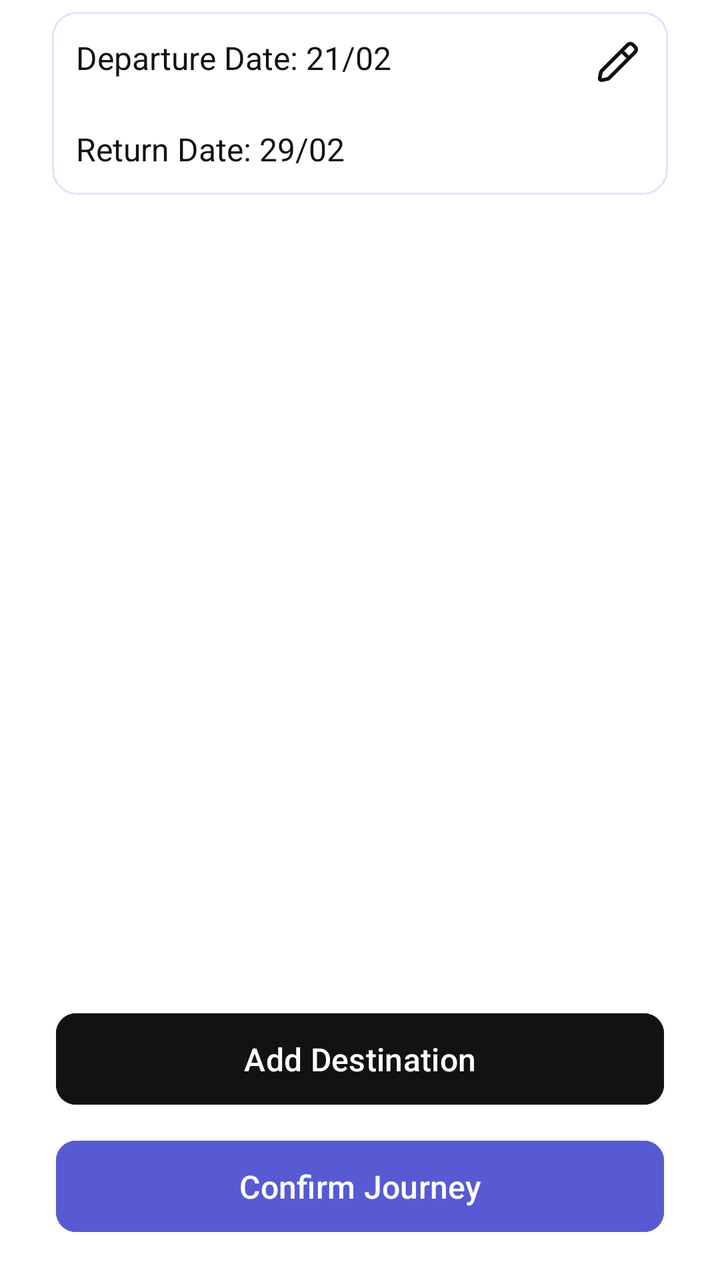
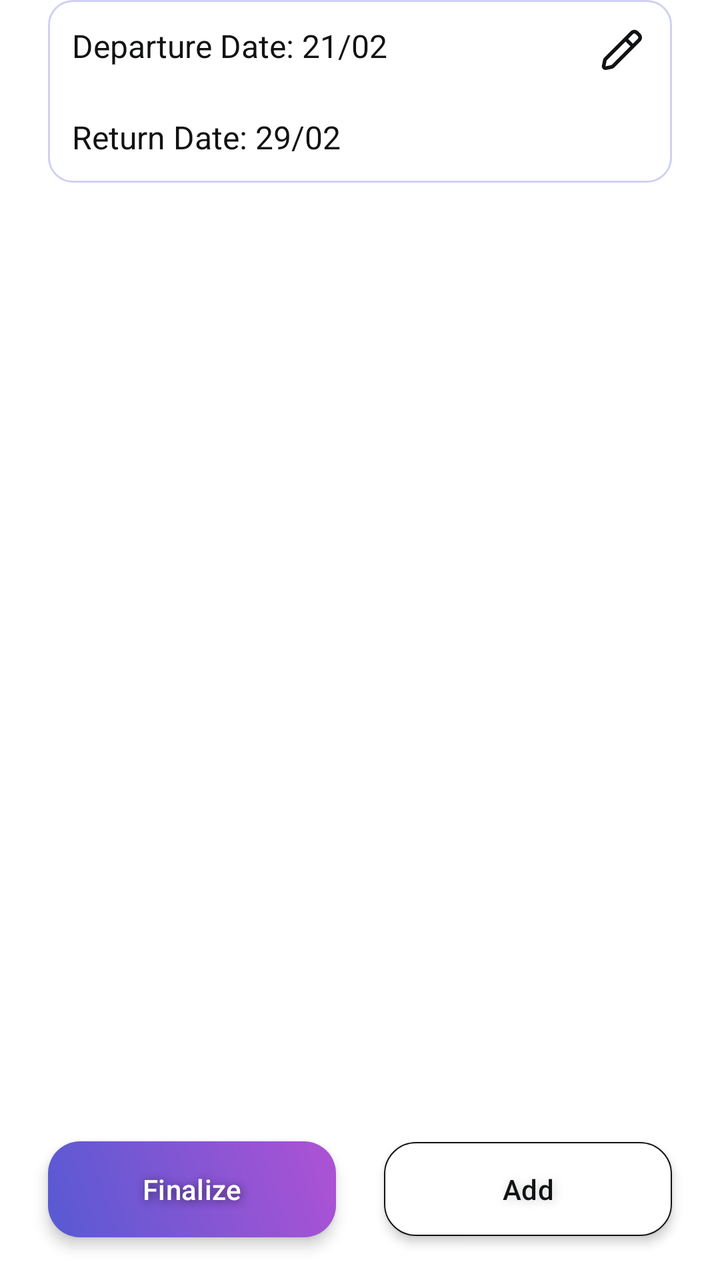

Compare the two renders of this Android layout. The source of the first and the diff that turns it into the second are given below.
<!-- AndroidManifest.xml: application theme Theme.SpaceAdvisor -->
<!-- res/layout/fragment_trip.xml -->
<?xml version="1.0" encoding="utf-8"?>
<LinearLayout xmlns:android="http://schemas.android.com/apk/res/android"
    xmlns:app="http://schemas.android.com/apk/res-auto"
    xmlns:tools="http://schemas.android.com/tools"
    android:layout_width="match_parent"
    android:layout_height="match_parent"
    android:background="@color/background"
    android:orientation="vertical"
    android:paddingHorizontal="20dp"
    android:paddingTop="6dp"
    android:paddingBottom="20dp">

    <RelativeLayout
        android:layout_width="match_parent"
        android:layout_height="wrap_content"
        android:layout_marginHorizontal="6dp"
        android:background="@drawable/custom_text_transparent_background_purple_stroke">

        <LinearLayout
            android:id="@+id/departure_date_container"
            android:layout_width="match_parent"
            android:layout_height="wrap_content"
            android:gravity="center_vertical"
            android:orientation="horizontal"
            android:paddingHorizontal="12dp"
            android:paddingVertical="12dp">

            <TextView
                android:layout_width="wrap_content"
                android:layout_height="wrap_content"
                android:text="Departure Date: "
                android:textColor="@color/subtitle"
                android:textSize="16sp" />

            <TextView
                android:id="@+id/trip_departure_date_text"
                android:layout_width="wrap_content"
                android:layout_height="wrap_content"
                android:text="21/02"
                android:textColor="@color/subtitle"
                android:textSize="16sp" />
        </LinearLayout>

        <LinearLayout
            android:id="@+id/return_date_container"
            android:layout_width="match_parent"
            android:layout_height="wrap_content"
            android:layout_below="@+id/departure_date_container"
            android:layout_centerVertical="true"
            android:gravity="center_vertical"
            android:orientation="horizontal"
            android:paddingHorizontal="12dp"
            android:paddingVertical="12dp">

            <TextView
                android:layout_width="wrap_content"
                android:layout_height="wrap_content"
                android:text="Return Date: "
                android:textColor="@color/subtitle"
                android:textSize="16sp" />

            <TextView
                android:id="@+id/trip_return_date_text"
                android:layout_width="wrap_content"
                android:layout_height="wrap_content"
                android:text="29/02"
                android:textColor="@color/subtitle"
                android:textSize="16sp" />
        </LinearLayout>


        <com.google.android.material.button.MaterialButton
            android:id="@+id/edit_btn"
            style="@style/Widget.Material3.Button.IconButton"
            android:layout_width="wrap_content"
            android:layout_height="wrap_content"
            android:layout_alignParentEnd="true"
            android:backgroundTint="@color/transparent"
            app:icon="@drawable/ic_edit"
            app:iconSize="22dp"
            app:iconTint="@color/icon" />
    </RelativeLayout>

    <FrameLayout
        android:layout_width="match_parent"
        android:layout_height="0dp"
        android:layout_weight="1">

        
        <androidx.recyclerview.widget.RecyclerView
            android:id="@+id/itinerary_recycler_view"
            android:layout_width="match_parent"
            android:layout_height="match_parent"
            android:layout_marginTop="12dp"
            tools:listitem="@layout/item_trip_destination" />

        
        <LinearLayout
            android:id="@+id/trip_empty_state"
            android:layout_width="match_parent"
            android:layout_height="match_parent"
            android:gravity="center"
            android:orientation="vertical"
            android:padding="24dp"
            android:visibility="gone">

            <ImageView
                android:layout_width="100dp"
                android:layout_height="100dp"
                android:layout_marginTop="-60dp"
                android:alpha="0.4"
                android:src="@drawable/ic_galaxy"
                app:tint="@color/icon" />

            <TextView
                android:layout_width="wrap_content"
                android:layout_height="wrap_content"
                android:layout_marginTop="20dp"
                android:gravity="center"
                android:text="No stops planned yet"
                android:textColor="@color/title"
                android:textSize="18sp"
                android:textStyle="bold" />

            <TextView
                android:layout_width="wrap_content"
                android:layout_height="wrap_content"
                android:layout_marginTop="8dp"
                android:gravity="center"
                android:text="Your itinerary is looking a bit empty. \nReady to add some star systems to your route?"
                android:textColor="@color/body"
                android:textSize="14sp" />

            <com.google.android.material.button.MaterialButton
                android:id="@+id/empty_add_destination_btn"
                style="@style/Widget.Material3.Button.TonalButton"
                android:layout_width="wrap_content"
                android:layout_height="wrap_content"
                android:layout_marginTop="24dp"
                android:paddingHorizontal="24dp"
                android:text="Explore Destinations"
                android:textColor="@color/title"
                android:textSize="14sp"
                app:backgroundTint="?attr/customColorPrimary"
                app:cornerRadius="10dp"
                app:icon="@drawable/ic_explore"
                app:iconSize="18dp"
                app:iconTint="@color/on_primary" />

        </LinearLayout>

    </FrameLayout>

    <LinearLayout
        android:id="@+id/btn_container"
        android:layout_width="match_parent"
        android:layout_height="wrap_content"
        android:layout_marginHorizontal="8dp"
        android:orientation="vertical">

        <com.google.android.material.button.MaterialButton
            android:id="@+id/add_destination_btn"
            android:layout_width="match_parent"
            android:layout_height="wrap_content"
            android:layout_marginTop="10dp"
            android:backgroundTint="@color/secondary_filled_btn"
            android:paddingVertical="12dp"
            android:text="Add Destination"
            android:textColor="@color/on_secondary_filled_btn"
            android:textSize="16sp"
            app:cornerRadius="10dp" />


        <com.google.android.material.button.MaterialButton
            android:id="@+id/confirm_trip_btn"
            android:layout_width="match_parent"
            android:layout_height="wrap_content"
            android:layout_marginTop="10dp"
            android:backgroundTint="?attr/customColorPrimary"
            android:paddingVertical="12dp"
            android:text="Confirm Journey"
            android:textColor="@color/on_primary"
            android:textSize="16sp"
            app:cornerRadius="10dp" />
    </LinearLayout>

</LinearLayout>
<!-- res/layout/item_trip_destination.xml (included above) -->
<?xml version="1.0" encoding="utf-8"?>
<androidx.constraintlayout.widget.ConstraintLayout xmlns:android="http://schemas.android.com/apk/res/android"
    xmlns:app="http://schemas.android.com/apk/res-auto"
    android:layout_width="match_parent"
    android:layout_height="wrap_content">

    
    
    
    
    
    
    
    
    

    
    
    
    
    
    
    
    
    

    <com.google.android.material.card.MaterialCardView
        android:id="@+id/delete_background"
        android:layout_width="0dp"
        android:layout_height="0dp"
        android:layout_margin="6dp"
        android:backgroundTint="@color/alert"
        app:cardCornerRadius="18dp"
        app:layout_constraintBottom_toBottomOf="@id/card_container"
        app:layout_constraintEnd_toEndOf="@id/card_container"
        app:layout_constraintStart_toStartOf="@id/card_container"
        app:layout_constraintTop_toTopOf="@id/card_container">

        <ImageView
            android:layout_width="24dp"
            android:layout_height="24dp"
            android:layout_gravity="center_vertical|end"
            android:layout_marginEnd="20dp"
            android:src="@drawable/ic_trash"
            app:tint="@color/on_alert" />
    </com.google.android.material.card.MaterialCardView>

    <com.google.android.material.card.MaterialCardView
        android:id="@+id/trip_dest_image_card"
        android:layout_width="80dp"
        android:layout_height="80dp"
        android:layout_marginStart="10dp"
        android:backgroundTint="@color/transparent"
        app:layout_constraintBottom_toBottomOf="parent"
        app:layout_constraintEnd_toStartOf="@id/card_container"
        app:layout_constraintStart_toStartOf="parent"
        app:layout_constraintTop_toTopOf="parent"
        app:strokeWidth="0dp">

        <ImageView
            android:id="@+id/trip_destination_image"
            android:layout_width="match_parent"
            android:layout_height="match_parent"
            android:clickable="true"
            android:focusable="true"
            android:scaleType="centerCrop"
            android:src="@drawable/pic_profile" />

    </com.google.android.material.card.MaterialCardView>

    <com.google.android.material.card.MaterialCardView
        android:id="@+id/card_container"
        android:layout_width="0dp"
        android:layout_height="wrap_content"
        android:layout_marginHorizontal="12dp"
        android:layout_marginVertical="20dp"
        android:backgroundTint="@color/background"
        app:cardCornerRadius="18dp"
        app:cardElevation="8dp"
        app:layout_constraintBottom_toBottomOf="parent"
        app:layout_constraintEnd_toEndOf="parent"
        app:layout_constraintStart_toEndOf="@id/trip_dest_image_card"
        app:layout_constraintTop_toTopOf="parent"
        app:strokeColor="?attr/customColorPrimaryGlow">

        <androidx.appcompat.widget.LinearLayoutCompat
            android:layout_width="match_parent"
            android:layout_height="wrap_content"
            android:orientation="horizontal">

            <LinearLayout
                android:layout_width="match_parent"
                android:layout_height="wrap_content"
                android:layout_marginHorizontal="12dp"
                android:layout_marginVertical="10dp"
                android:orientation="vertical">

                <TextView
                    android:id="@+id/trip_destination_title"
                    android:layout_width="match_parent"
                    android:layout_height="wrap_content"
                    android:text="Title"
                    android:textColor="@color/title"
                    android:textSize="16sp"
                    android:textStyle="bold" />

                <TextView
                    android:id="@+id/trip_destination_subtitle"
                    android:layout_width="match_parent"
                    android:layout_height="wrap_content"
                    android:layout_marginVertical="4dp"
                    android:text="Subtitle"
                    android:textColor="@color/subtitle"
                    android:textSize="12sp" />

                
                
                
                
                

                
                
                
                
                
                

                
                
                
                
                
                
                
                
                
                

                
                
                
                
                
                
                
                
                

                

                <LinearLayout
                    android:layout_width="wrap_content"
                    android:layout_height="wrap_content"
                    android:layout_marginTop="4dp"
                    android:gravity="center_vertical"
                    android:orientation="horizontal">

                    <ImageView
                        android:layout_width="16dp"
                        android:layout_height="16dp"
                        android:src="@drawable/ic_rating_star_filled"
                        app:tint="?attr/customColorPrimary" />

                    <TextView
                        android:id="@+id/trip_destination_rating"
                        android:layout_width="wrap_content"
                        android:layout_height="wrap_content"
                        android:text="4.5"
                        android:textColor="@color/subtitle"
                        android:textSize="10sp" />

                    <View
                        android:layout_width="20dp"
                        android:layout_height="20dp" />

                    <LinearLayout
                        android:id="@+id/trip_dest_difficulty_container"
                        android:layout_width="wrap_content"
                        android:layout_height="wrap_content"
                        android:layout_gravity="center_vertical"
                        android:gravity="start"
                        android:orientation="horizontal"
                        android:padding="4dp">

                    </LinearLayout>
                </LinearLayout>

            </LinearLayout>

        </androidx.appcompat.widget.LinearLayoutCompat>

    </com.google.android.material.card.MaterialCardView>

</androidx.constraintlayout.widget.ConstraintLayout>
<!-- resources referenced by this layout -->
<resources>
  <color name="alert">@color/red_muted</color>
  <color name="background">@color/white</color>
  <color name="body">@color/gray_dark</color>
  <color name="icon">@color/secondary</color>
  <color name="on_alert">@color/white</color>
  <color name="on_primary">@color/white</color>
  <color name="on_secondary_filled_btn">@color/background</color>
  <color name="secondary_filled_btn">@color/secondary</color>
  <color name="subtitle">@color/secondary</color>
  <color name="title">@color/secondary</color>
  <color name="transparent">#00000000</color>
  <!-- drawable custom_text_transparent_background_purple_stroke (drawable) -->
  <?xml version="1.0" encoding="utf-8"?>
  <layer-list xmlns:android="http://schemas.android.com/apk/res/android">
      <item android:id="@android:id/background">
          <shape>
              <corners android:radius="12dp" />
              <solid android:color="@color/transparent" />
              <stroke
                  android:width="1dp"
                  android:color="?attr/customColorPrimaryFaded" />
          </shape>
      </item>
  </layer-list>
  <!-- drawable ic_galaxy: vector/xml drawable (drawable, 8971 chars, omitted) -->
  <style name="Theme.SpaceAdvisor" parent="Base.Theme.SpaceAdvisor">
          <item name="colorPrimary">@color/primary</item>
          <item name="customColorPrimary">@color/primary</item>
          <item name="customColorPrimaryGlow">@color/primary_glow</item>
          <item name="customColorPrimaryFaded">@color/primary_faded</item>
          <item name="customColorPrimaryLight">@color/primary_light</item>
          <item name="customColorPrimaryVariant">@color/primary_variant</item>
          <item name="customColorPrimaryVariantFaded">@color/primary_variant_faded</item>
      </style>
  <color name="red_muted">#B3261E</color>
  <color name="white">#FFFFFFFF</color>
  <color name="gray_dark">#757575</color>
  <color name="secondary">@color/deep_black</color>
  <style name="Base.Theme.SpaceAdvisor" parent="Theme.Material3.DayNight.NoActionBar">
          <item name="colorPrimary">@color/primary</item>
      </style>
  <color name="primary">@color/space_purple</color>
  <color name="primary_glow">@color/space_purple_glow</color>
  <color name="primary_faded">@color/space_purple_faded</color>
  <color name="primary_light">@color/space_purple_light</color>
  <color name="primary_variant">@color/space_pink</color>
  <color name="primary_variant_faded">@color/space_pink_faded</color>
  <color name="deep_black">#111213</color>
  <color name="space_purple">#575AD3</color>
  <color name="space_purple_glow">#48575AD3</color>
  <color name="space_purple_faded">#50A0A0FF</color>
  <color name="space_purple_light">#A0A0FF</color>
  <color name="space_pink">#AE52D4</color>
  <color name="space_pink_faded">#20AE52D4</color>
  <!-- unchanged entries left out for length: 5 -->
</resources>

<!-- the commit's change to res/layout/fragment_trip.xml (unified diff, before → after) -->
@@ -4,17 +4,15 @@
     xmlns:tools="http://schemas.android.com/tools"
     android:layout_width="match_parent"
     android:layout_height="match_parent"
+    android:layout_marginVertical="24dp"
     android:background="@color/background"
-    android:orientation="vertical"
-    android:paddingHorizontal="20dp"
-    android:paddingTop="6dp"
-    android:paddingBottom="20dp">
+    android:orientation="vertical">
 
     <RelativeLayout
         android:layout_width="match_parent"
         android:layout_height="wrap_content"
-        android:layout_marginHorizontal="6dp"
-        android:background="@drawable/custom_text_transparent_background_purple_stroke">
+        android:layout_marginHorizontal="24dp"
+        android:background="@drawable/bg_transparent_stroke_primary">
 
         <LinearLayout
             android:id="@+id/departure_date_container"
@@ -84,6 +82,7 @@
     <FrameLayout
         android:layout_width="match_parent"
         android:layout_height="0dp"
+        android:layout_marginHorizontal="12dp"
         android:layout_weight="1">
 
         
@@ -92,6 +91,7 @@
             android:layout_width="match_parent"
             android:layout_height="match_parent"
             android:layout_marginTop="12dp"
+            android:visibility="visible"
             tools:listitem="@layout/item_trip_destination" />
 
         
@@ -109,7 +109,7 @@
                 android:layout_height="100dp"
                 android:layout_marginTop="-60dp"
                 android:alpha="0.4"
-                android:src="@drawable/ic_galaxy"
+                android:src="@drawable/ic_rocket"
                 app:tint="@color/icon" />
 
             <TextView
@@ -133,17 +133,25 @@
 
             <com.google.android.material.button.MaterialButton
                 android:id="@+id/empty_add_destination_btn"
-                style="@style/Widget.Material3.Button.TonalButton"
-                android:layout_width="wrap_content"
-                android:layout_height="wrap_content"
+                style="@style/Widget.Material3.Button.IconButton"
+                android:layout_width="wrap_content"
+                android:layout_height="wrap_content"
+                android:layout_marginHorizontal="12dp"
                 android:layout_marginTop="24dp"
+                android:background="@drawable/bg_gradient"
+                android:elevation="4dp"
                 android:paddingHorizontal="24dp"
-                android:text="Explore Destinations"
-                android:textColor="@color/title"
+                android:shadowColor="@color/transparent_black_60"
+                android:shadowDx="2"
+                android:shadowDy="2"
+                android:shadowRadius="10"
+                android:text="Plan My First Trip"
+                android:textColor="@color/on_primary"
                 android:textSize="14sp"
-                app:backgroundTint="?attr/customColorPrimary"
-                app:cornerRadius="10dp"
+                app:backgroundTint="@null"
+                app:cornerRadius="12dp"
                 app:icon="@drawable/ic_explore"
+                app:iconPadding="12dp"
                 app:iconSize="18dp"
                 app:iconTint="@color/on_primary" />
 
@@ -155,33 +163,52 @@
         android:id="@+id/btn_container"
         android:layout_width="match_parent"
         android:layout_height="wrap_content"
-        android:layout_marginHorizontal="8dp"
-        android:orientation="vertical">
+        android:layout_marginHorizontal="12dp"
+        android:layout_marginTop="24dp"
+        android:orientation="horizontal">
+
+        <com.google.android.material.button.MaterialButton
+            android:id="@+id/finalize_btn_trip_item"
+            style="@style/Widget.Material3.Button.TextButton"
+            android:layout_width="0dp"
+            android:layout_height="wrap_content"
+            android:layout_marginHorizontal="12dp"
+            android:layout_marginVertical="18dp"
+            android:layout_weight="1"
+            android:background="@drawable/bg_gradient"
+            android:elevation="4dp"
+            android:shadowColor="@color/transparent_black_60"
+            android:shadowDx="2"
+            android:shadowDy="2"
+            android:shadowRadius="10"
+            android:text="Finalize"
+            android:textColor="@color/on_primary"
+            android:textSize="14sp"
+            app:backgroundTint="@null"
+            app:cornerRadius="16dp" />
 
         <com.google.android.material.button.MaterialButton
             android:id="@+id/add_destination_btn"
-            android:layout_width="match_parent"
-            android:layout_height="wrap_content"
-            android:layout_marginTop="10dp"
-            android:backgroundTint="@color/secondary_filled_btn"
-            android:paddingVertical="12dp"
-            android:text="Add Destination"
-            android:textColor="@color/on_secondary_filled_btn"
-            android:textSize="16sp"
-            app:cornerRadius="10dp" />
-
-
-        <com.google.android.material.button.MaterialButton
-            android:id="@+id/confirm_trip_btn"
-            android:layout_width="match_parent"
-            android:layout_height="wrap_content"
-            android:layout_marginTop="10dp"
-            android:backgroundTint="?attr/customColorPrimary"
-            android:paddingVertical="12dp"
-            android:text="Confirm Journey"
-            android:textColor="@color/on_primary"
-            android:textSize="16sp"
-            app:cornerRadius="10dp" />
+            style="@style/Widget.Material3.Button.TextButton"
+            android:layout_width="0dp"
+            android:layout_height="wrap_content"
+            android:layout_marginHorizontal="12dp"
+            android:layout_marginVertical="18dp"
+            android:layout_weight="1"
+            android:backgroundTint="@color/background"
+            android:elevation="3dp"
+            android:paddingVertical="14dp"
+            android:shadowColor="@color/transparent_black_20"
+            android:shadowDx="2"
+            android:shadowDy="2"
+            android:shadowRadius="12"
+            android:text="Add"
+            android:textColor="@color/secondary_outlined_btn"
+            android:textSize="14sp"
+            app:cornerRadius="16dp"
+            app:strokeColor="@color/secondary_outlined_btn"
+            app:strokeWidth="0.8dp" />
+
     </LinearLayout>
 
 </LinearLayout>
@@ -269,7 +296,7 @@
         app:layout_constraintEnd_toEndOf="parent"
         app:layout_constraintStart_toEndOf="@id/trip_dest_image_card"
         app:layout_constraintTop_toTopOf="parent"
-        app:strokeColor="?attr/customColorPrimaryGlow">
+        app:strokeColor="?attr/customColorPrimaryFaded">
 
         <androidx.appcompat.widget.LinearLayoutCompat
             android:layout_width="match_parent"
<!-- resource entries referenced after the edit -->
@@ -1,57 +1,75 @@
 <!-- resources referenced by this layout -->
 <resources>
-  <color name="alert">@color/red_muted</color>
+  <color name="alert">@color/space_red</color>
   <color name="background">@color/white</color>
   <color name="body">@color/gray_dark</color>
   <color name="icon">@color/secondary</color>
   <color name="on_alert">@color/white</color>
   <color name="on_primary">@color/white</color>
-  <color name="on_secondary_filled_btn">@color/background</color>
-  <color name="secondary_filled_btn">@color/secondary</color>
+  <color name="secondary_outlined_btn">@color/secondary</color>
   <color name="subtitle">@color/secondary</color>
   <color name="title">@color/secondary</color>
   <color name="transparent">#00000000</color>
-  <!-- drawable custom_text_transparent_background_purple_stroke (drawable) -->
+  <color name="transparent_black_20">#33111213</color>
+  <color name="transparent_black_60">#9A111213</color>
+  <!-- drawable bg_gradient (drawable) -->
   <?xml version="1.0" encoding="utf-8"?>
-  <layer-list xmlns:android="http://schemas.android.com/apk/res/android">
-      <item android:id="@android:id/background">
-          <shape>
-              <corners android:radius="12dp" />
-              <solid android:color="@color/transparent" />
-              <stroke
-                  android:width="1dp"
-                  android:color="?attr/customColorPrimaryFaded" />
-          </shape>
-      </item>
-  </layer-list>
-  <!-- drawable ic_galaxy: vector/xml drawable (drawable, 8971 chars, omitted) -->
+  <shape xmlns:android="http://schemas.android.com/apk/res/android"
+      android:shape="rectangle">
+      <corners android:radius="16dp" />
+      <gradient
+          android:angle="45"
+          android:endColor="?attr/customColorPrimaryVariant"
+          android:startColor="?attr/customColorPrimary"
+          android:type="linear" />
+  
+  </shape>
+  <!-- drawable bg_transparent_stroke_primary (drawable) -->
+  <?xml version="1.0" encoding="utf-8"?>
+  <shape xmlns:android="http://schemas.android.com/apk/res/android"
+      android:shape="rectangle">
+      <corners android:radius="12dp" />
+      <solid android:color="@color/transparent" />
+      <stroke
+          android:width="1dp"
+          android:color="?attr/customColorPrimaryFaded" />
+  </shape>
+  <!-- drawable ic_rocket (drawable) -->
+  <?xml version="1.0" encoding="utf-8"?>
+  <vector xmlns:android="http://schemas.android.com/apk/res/android"
+      android:width="24dp"
+      android:height="24dp"
+      android:viewportWidth="24"
+      android:viewportHeight="24">
+  
+      <path
+          android:pathData="M12 14.9998L9 11.9998M12 14.9998C13.3968 14.4685 14.7369 13.7985 16 12.9998M12 14.9998V19.9998C12 19.9998 15.03 19.4498 16 17.9998C17.08 16.3798 16 12.9998 16 12.9998M9 11.9998C9.53214 10.6192 10.2022 9.29582 11 8.04976C12.1652 6.18675 13.7876 4.65281 15.713 3.59385C17.6384 2.53489 19.8027 1.98613 22 1.99976C22 4.71976 21.22 9.49976 16 12.9998M9 11.9998H4C4 11.9998 4.55 8.96976 6 7.99976C7.62 6.91976 11 7.99976 11 7.99976M4.5 16.4998C3 17.7598 2.5 21.4998 2.5 21.4998C2.5 21.4998 6.24 20.9998 7.5 19.4998C8.21 18.6598 8.2 17.3698 7.41 16.5898C7.02131 16.2188 6.50929 16.0044 5.97223 15.9878C5.43516 15.9712 4.91088 16.1535 4.5 16.4998Z"
+          android:strokeWidth="2"
+          android:strokeColor="#000000"
+          android:strokeLineCap="round"
+          android:strokeLineJoin="round" />
+  </vector>
   <style name="Theme.SpaceAdvisor" parent="Base.Theme.SpaceAdvisor">
-          <item name="colorPrimary">@color/primary</item>
-          <item name="customColorPrimary">@color/primary</item>
-          <item name="customColorPrimaryGlow">@color/primary_glow</item>
-          <item name="customColorPrimaryFaded">@color/primary_faded</item>
-          <item name="customColorPrimaryLight">@color/primary_light</item>
-          <item name="customColorPrimaryVariant">@color/primary_variant</item>
-          <item name="customColorPrimaryVariantFaded">@color/primary_variant_faded</item>
+          <item name="colorPrimary">@color/space_purple</item>
+          <item name="customColorPrimary">@color/space_purple</item>
+          <item name="customColorPrimaryFaded">@color/space_purple_faded</item>
+          <item name="customColorPrimaryLight">@color/space_purple_light</item>
+          <item name="customColorPrimaryLightFaded">@color/space_purple_light_faded</item>
+          <item name="customColorPrimaryVariant">@color/space_pink</item>
+          <item name="customColorPrimaryVariantFaded">@color/space_pink_faded</item>
       </style>
-  <color name="red_muted">#B3261E</color>
+  <color name="space_red">#B3261E</color>
   <color name="white">#FFFFFFFF</color>
   <color name="gray_dark">#757575</color>
   <color name="secondary">@color/deep_black</color>
   <style name="Base.Theme.SpaceAdvisor" parent="Theme.Material3.DayNight.NoActionBar">
-          <item name="colorPrimary">@color/primary</item>
+          <item name="colorPrimary">@color/space_purple</item>
       </style>
-  <color name="primary">@color/space_purple</color>
-  <color name="primary_glow">@color/space_purple_glow</color>
-  <color name="primary_faded">@color/space_purple_faded</color>
-  <color name="primary_light">@color/space_purple_light</color>
-  <color name="primary_variant">@color/space_pink</color>
-  <color name="primary_variant_faded">@color/space_pink_faded</color>
   <color name="deep_black">#111213</color>
   <color name="space_purple">#575AD3</color>
-  <color name="space_purple_glow">#48575AD3</color>
-  <color name="space_purple_faded">#50A0A0FF</color>
+  <color name="space_purple_faded">#48575AD3</color>
   <color name="space_purple_light">#A0A0FF</color>
+  <color name="space_purple_light_faded">#30A0A0FF</color>
   <color name="space_pink">#AE52D4</color>
   <color name="space_pink_faded">#20AE52D4</color>
   <!-- unchanged entries left out for length: 5 -->
